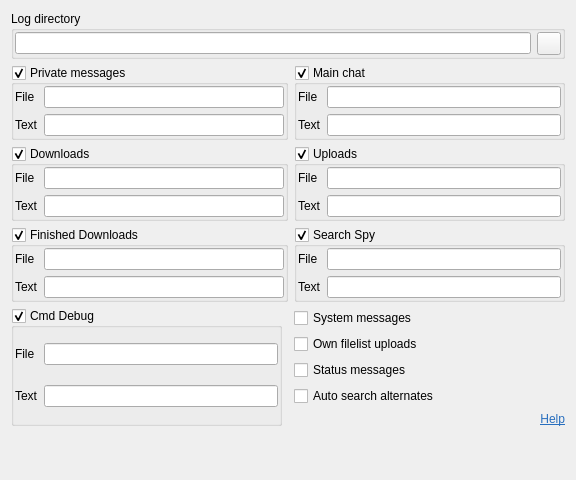
Before: the Qt Designer form eiskaltdcpp-qt/ui/UISettingsLog.ui in eiskaltdcpp/eiskaltdcpp, drawn with Qt 5.
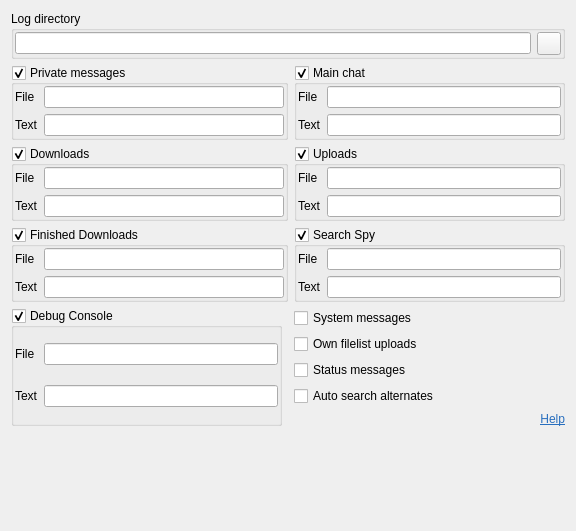
After: the same form once the commit is applied. Custom widgets are drawn as their Qt base class.

```diff
--- a/eiskaltdcpp-qt/ui/UISettingsLog.ui
+++ b/eiskaltdcpp-qt/ui/UISettingsLog.ui
@@ -7,7 +7,7 @@
     <x>0</x>
     <y>0</y>
     <width>576</width>
-    <height>480</height>
+    <height>531</height>
    </rect>
   </property>
   <property name="windowTitle">
@@ -291,7 +291,7 @@
    <item row="5" column="0">
     <widget class="QGroupBox" name="groupBox_CMD_DEBUG">
      <property name="title">
-      <string>Cmd Debug</string>
+      <string>Debug Console</string>
      </property>
      <property name="checkable">
       <bool>true</bool>
```
Left out of the diff: 2 changed lines with no effect on the pictures.
